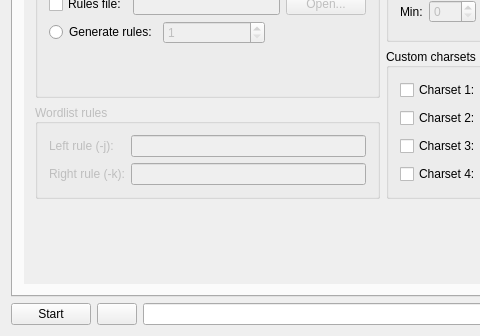
rgroesslinger/hashcat-gui, file src/mainwindow.ui: the form before one commit; both pictures show x 0 to 480 and y 565 to 901 of the 766 by 901 pixel window.
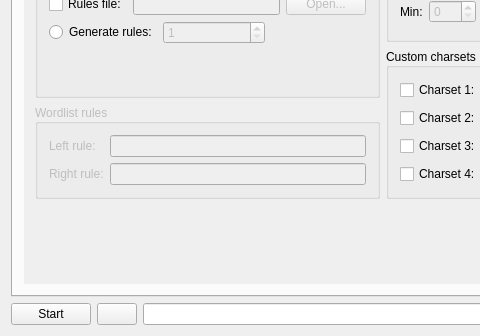
The form after the commit. Icons and pictures are not drawn.

Commit message: Drop the hashcat flags from the wordlist rule labels

Diff of the .ui file:
```diff
--- a/src/mainwindow.ui
+++ b/src/mainwindow.ui
@@ -587,7 +587,7 @@
                    <item row="0" column="0">
                     <widget class="QLabel" name="label_rule_left">
                      <property name="text">
-                      <string>Left rule (-j):</string>
+                      <string>Left rule:</string>
                      </property>
                     </widget>
                    </item>
@@ -601,7 +601,7 @@
                    <item row="1" column="0">
                     <widget class="QLabel" name="label_rule_right">
                      <property name="text">
-                      <string>Right rule (-k):</string>
+                      <string>Right rule:</string>
                      </property>
                     </widget>
                    </item>
```
